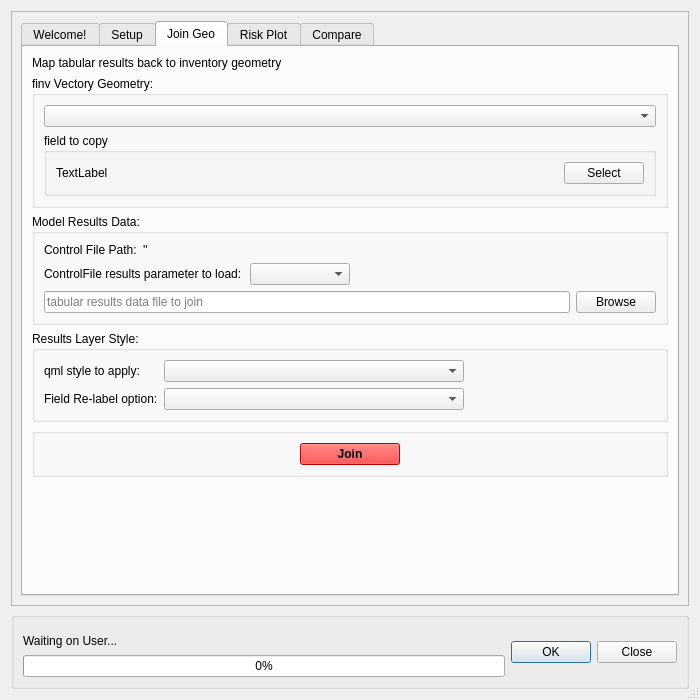
This is canflood/results/results.ui in NRCan/CanFlood as Qt 5 draws it before an edit. The edited form follows.
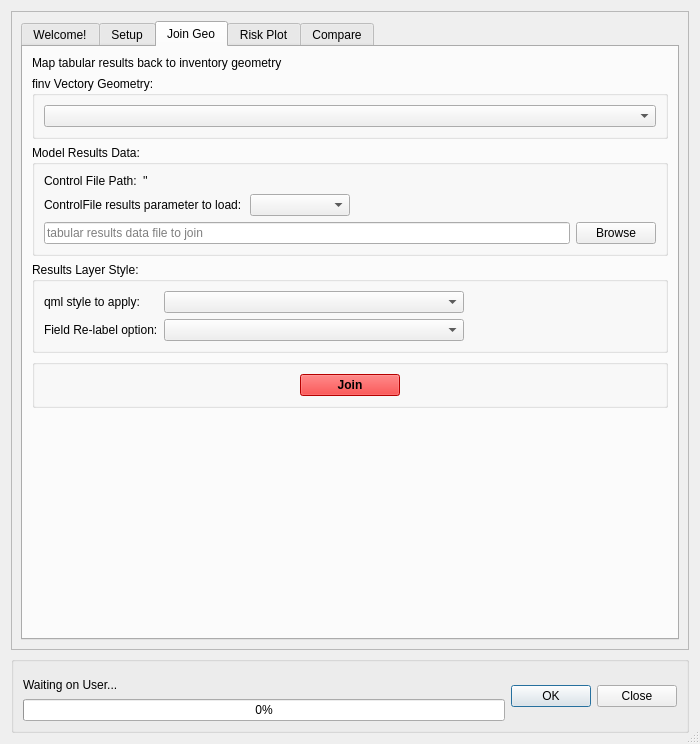
This is the edited form. The open tabs and pages were chosen to show the change. Icons and pictures are not drawn. Custom widgets are drawn as their Qt base class.

Diff of the .ui file:
```diff
--- a/canflood/results/results.ui
+++ b/canflood/results/results.ui
@@ -7,7 +7,7 @@
     <x>0</x>
     <y>0</y>
     <width>700</width>
-    <height>700</height>
+    <height>744</height>
    </rect>
   </property>
   <property name="sizePolicy">
@@ -46,7 +46,7 @@
         <x>0</x>
         <y>0</y>
         <width>680</width>
-        <height>603</height>
+        <height>647</height>
        </rect>
       </property>
       <property name="sizePolicy">
@@ -389,35 +389,6 @@
                 </item>
                </layout>
               </item>
-              <item>
-               <widget class="QGroupBox" name="groupBox_jg_field2copy">
-                <property name="title">
-                 <string>field to copy</string>
-                </property>
-                <layout class="QHBoxLayout" name="horizontalLayout_4">
-                 <item>
-                  <widget class="QLabel" name="label_jg_fields">
-                   <property name="text">
-                    <string>TextLabel</string>
-                   </property>
-                  </widget>
-                 </item>
-                 <item>
-                  <widget class="QPushButton" name="pushButton_jf_fields">
-                   <property name="sizePolicy">
-                    <sizepolicy hsizetype="Fixed" vsizetype="Fixed">
-                     <horstretch>0</horstretch>
-                     <verstretch>0</verstretch>
-                    </sizepolicy>
-                   </property>
-                   <property name="text">
-                    <string>Select</string>
-                   </property>
-                  </widget>
-                 </item>
-                </layout>
-               </widget>
-              </item>
              </layout>
             </widget>
            </item>
```
Left out of the diff: 10 changed lines with no effect on the pictures.
